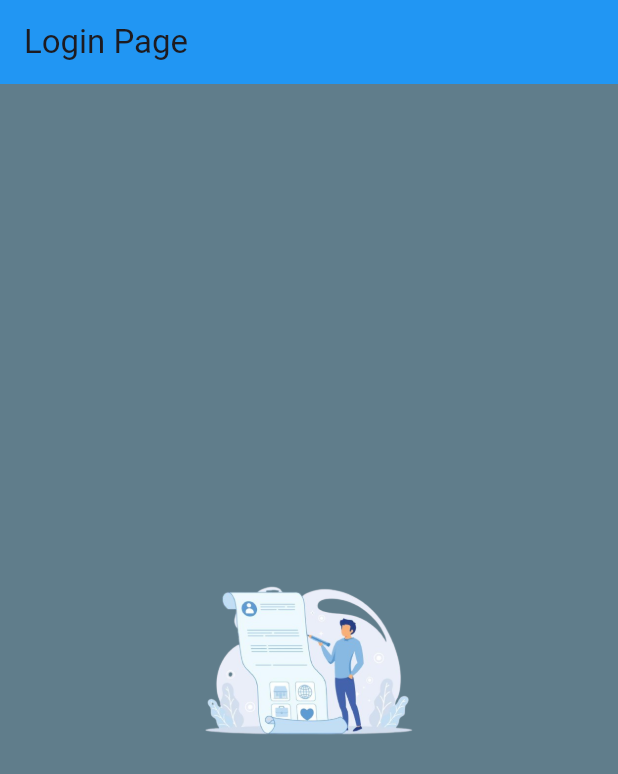
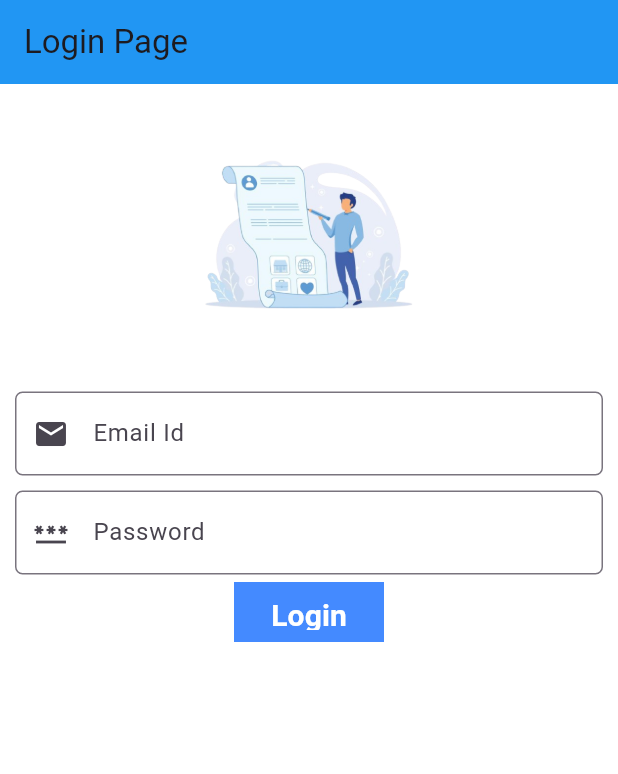
Before and after one commit to sahetu/asia_pacific_app, a Flutter app: the screen it shows after launch, on a phone screen of 412 x 824 dp. Shown: the top 774 px of the screen. Run offline on Flutter 3.47's test engine with Material 3 defaults, Android fonts, the phone set to English and light mode, and no system bars; our stand-ins replace fluttertoast.

Commit message:
Login Form

```diff
--- a/lib/login.dart
+++ b/lib/login.dart
@@ -1,4 +1,5 @@
 import 'package:flutter/material.dart';
+import 'package:fluttertoast/fluttertoast.dart';
 
 class LoginApp extends StatelessWidget{
 
@@ -21,6 +22,9 @@ class LoginState extends StatefulWidget{
 
 class LoginMain extends State<LoginState>{
 
+  GlobalKey<FormState> formKey = GlobalKey();
+  late String sEmail,sPassword;
+
   @override
   Widget build(BuildContext context) {
     return Scaffold(
@@ -28,10 +32,101 @@ class LoginMain extends State<LoginState>{
         title: Text("Login Page"),
         backgroundColor: Colors.blue,
       ),
-      backgroundColor: Colors.blueGrey,
+      backgroundColor: Colors.white,
       body: Center(
         child: Container(
-          child: Image.asset("assets/image/login.png", width: 200.0,height: 200.0,),
+          child: Column(
+            children: [
+              Image.asset("assets/image/login.png", width: 200.0,height: 200.0,),
+              Form(
+                key: formKey,
+                child: Column(
+                children: [
+                  Padding(
+                    padding: const EdgeInsets.symmetric(horizontal: 10.0,vertical: 5.0),
+                    child: TextFormField(
+                      keyboardType: TextInputType.emailAddress,
+                      decoration: InputDecoration(
+                        labelText: "Email Id",
+                        hintText: "Email Id",
+                        border: OutlineInputBorder(borderRadius: BorderRadius.circular(5.0),),
+                        focusColor: Colors.amber.shade100,
+                        focusedBorder: OutlineInputBorder(borderRadius: BorderRadius.circular(10.0),),
+                        prefixIcon: Icon(Icons.email)
+                      ),
+                      onSaved: (value){
+                        sEmail = value!;
+                      },
+                      validator: (value){
+                        if(value!.isEmpty){
+                          return "Email Id Required";
+                        }
+                        else{
+                          return null;
+                        }
+                      },
+                    ),
+                  ),
+                  Padding(
+                    padding: const EdgeInsets.symmetric(horizontal: 10.0,vertical: 5.0),
+                    child: TextFormField(
+                      keyboardType: TextInputType.number,
+                      obscureText: true,
+                      decoration: InputDecoration(
+                        labelText: "Password",
+                        hintText: "Password",
+                        border: OutlineInputBorder(borderRadius: BorderRadius.circular(5.0),),
+                        focusColor: Colors.amber.shade100,
+                        focusedBorder: OutlineInputBorder(borderRadius: BorderRadius.circular(10.0),),
+                        prefixIcon: Icon(Icons.password)
+                      ),
+                      onSaved: (value){
+                        sPassword = value!;
+                      },
+                      validator: (value){
+                        if(value!.isEmpty){
+                          return "Password Required";
+                        }
+                        else{
+                          return null;
+                        }
+                      },
+                    ),
+                  ),
+                  Container(
+                    width: 100.0,
+                    height: 40.0,
+                    color: Colors.blueAccent.shade200,
+                    child: TextButton(
+                      onPressed: (){
+                        if(formKey.currentState!.validate()){
+                          formKey.currentState!.save();
+                          print("Login Successfully ${sEmail} & ${sPassword}");
+                          Fluttertoast.showToast(
+                            msg: "Login Successfully",
+                            toastLength: Toast.LENGTH_SHORT,
+                            timeInSecForIosWeb: 2,
+                            gravity: ToastGravity.BOTTOM,
+                            backgroundColor: Colors.amber,
+                            textColor: Colors.black,
+                            fontSize: 16.0
+                          );
+                        }
+                      },
+                      child: Text(
+                        "Login",
+                        style: TextStyle(
+                          color: Colors.white,
+                          fontWeight: FontWeight.bold,
+                          fontSize: 20.0,
+                        ),
+                      ),
+                    ),
+                  ),
+                ],
+              ),),
+            ],
+          ),
         ),
       ),
     );
--- a/pubspec.yaml
+++ b/pubspec.yaml
@@ -35,6 +35,7 @@ dependencies:
   # The following adds the Cupertino Icons font to your application.
   # Use with the CupertinoIcons class for iOS style icons.
   cupertino_icons: ^1.0.8
+  fluttertoast: ^8.2.10
 
 dev_dependencies:
   flutter_test:
```
Also changed, not shown: pubspec.lock, 1 other file.
